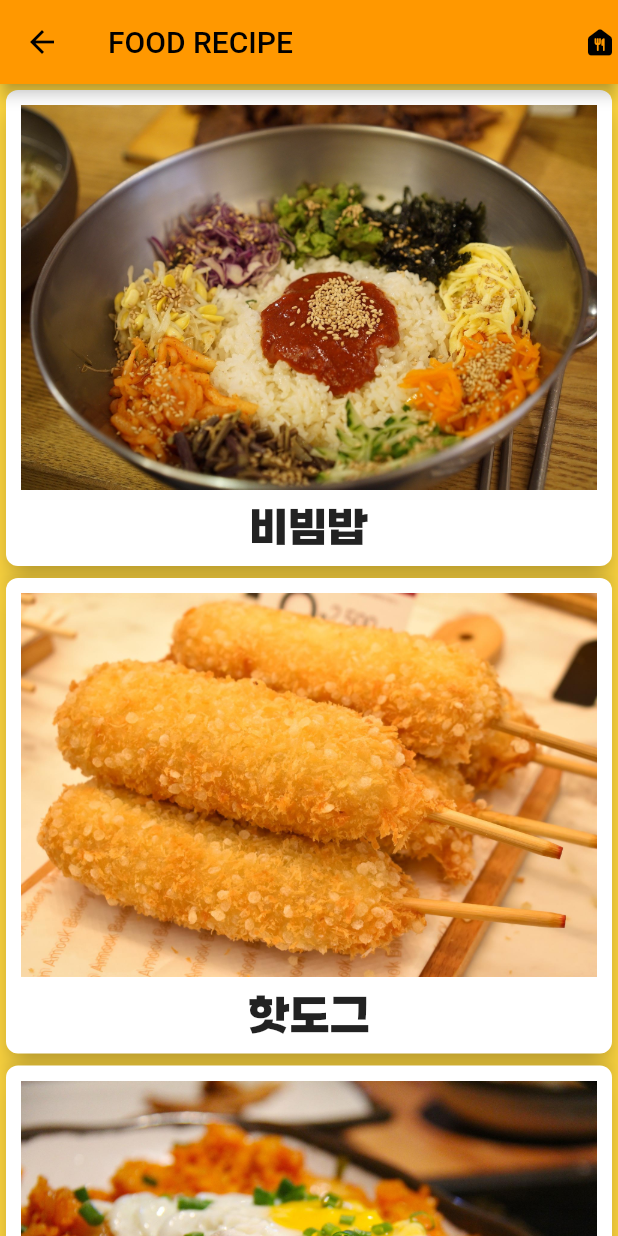
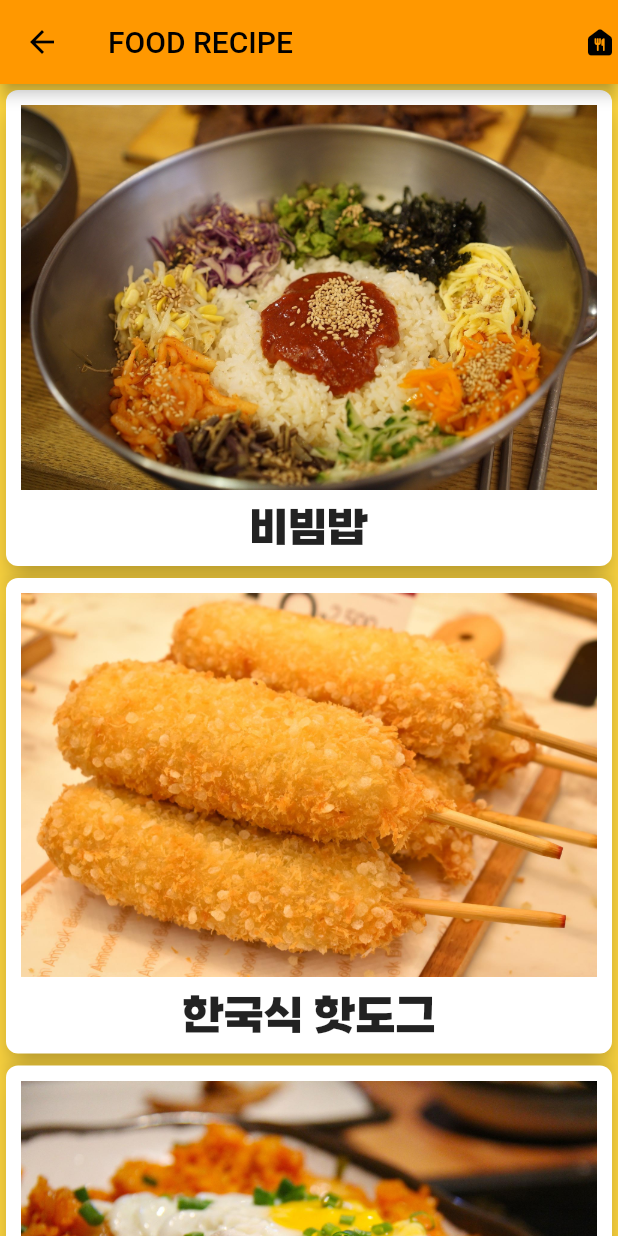
Before and after one commit to JongReulk/food_app, a Flutter app: the FoodMain screen opened directly, on a phone screen of 412 x 824 dp. Run offline on Flutter 3.47's test engine with Material 2 defaults, Android fonts, the phone set to English and light mode, and no system bars; our stand-ins replace youtube_player_flutter.

Commit message:
모든 요리 레시피 및 관련 영상 적용

```diff
--- a/lib/data/recipe.dart
+++ b/lib/data/recipe.dart
@@ -10,8 +10,16 @@ class Recipe {
   List<IngredientsDetail> ingredientsDetail;
   List<Seasoning> seasoning;
   List<Steps> step;
+  Reviews? reviews;
 
-  Recipe(this.label, this.imageUrl, this.people, this.time, this.difficulty, this.foodDetail1,this.foodDetail2, this.youtubeUrl,this.ingredientsDetail, this.seasoning, this.step);
+  Recipe(this.label, this.imageUrl, this.people, this.time, this.difficulty, this.foodDetail1,this.foodDetail2, this.youtubeUrl,this.ingredientsDetail, this.seasoning, this.step, reviews);
+}
+
+class Reviews {
+  int stars;
+  int reviews;
+
+  Reviews(this.stars, this.reviews);
 }
 
 class IngredientsDetail {
@@ -41,23 +49,31 @@ List<Recipe> recipes = [
       [Seasoning('고추장', '2 T'), Seasoning('간장', '2 T'),Seasoning('설탕', '1.5 T'),Seasoning('깨소금', '1 T')],
   [Steps(1, '양파, 당근, 애호박을 채썰어서 준비합니다.'), Steps(2, '비빔밥에 비벼먹을 양념장을 준비합니다. 고추장 2T + 간장 2T + 설탕 1.5T + 깨소금, 참기름 + 식초 1T를 넣고 잘섞어 양념장을 만듭니다.'),
   Steps(3, '먼저 당근을 소금 1꼬집 넣고 색깔이 나게 볶아줍니다.'), Steps(4, '애호박도 소금 1꼬집 넣고 볶아줍니다.'), Steps(5, '양파는 간장 1T 넣고 중불에 볶아줍니다. 꽤 오래 볶아서 단맛이 나게 볶아줍니다.'),
-  Steps(6, '소금 후추로 밑간해 놓은 채썰어준 돼지고기를 볶아줍니다. 익은 돼지고기를 아까 만들어 놓은 양념장과 섞어 줍니다'), Steps(7, '따뜻한 밥 위에 볶아 놓은 야채를 올리고 반숙 계란 후라이, 양념장을 크게 1T 떠 셋팅하면 비빔밥 완성!')]),
-  Recipe('핫도그', 'assets/hotdog.jpg', 1, 10.0, '*기름 주의', '한국을 대표하는 맛', '밥과 여러가지 나물들을 섞어 드셔보세요','sfsfr4Lw_D4',
-      [IngredientsDetail('밥','2 공기'), IngredientsDetail('돼지고기', '100 g'), IngredientsDetail('애호박', '1 / 5 개'), IngredientsDetail('양파', '1 / 2 개'), IngredientsDetail('당근', '1 / 3 개')],
-      [Seasoning('고추장', '2 T'), Seasoning('간장', '2 T'),Seasoning('설탕', '1.5 T'),Seasoning('깨소금', '1 T')],
-      [Steps(1, '양파, 당근, 애호박을 채썰어서 준비합니다.'), Steps(2, '비빔밥에 비벼먹을 양념장을 준비합니다. 고추장 2T + 간장 2T + 설탕 1.5T + 깨소금, 참기름 + 식초 1T를 넣고 잘섞어 양념장을 만듭니다.'),
-        Steps(3, '먼저 당근을 소금 1꼬집 넣고 색깔이 나게 볶아줍니다.'), Steps(4, '애호박도 소금 1꼬집 넣고 볶아줍니다.'), Steps(5, '양파는 간장 1T 넣고 중불에 볶아줍니다. 꽤 오래 볶아서 단맛이 나게 볶아줍니다.'),
-        Steps(6, '소금 후추로 밑간해 놓은 채썰어준 돼지고기를 볶아줍니다. 익은 돼지고기를 아까 만들어 놓은 양념장과 섞어 줍니다'), Steps(7, '따뜻한 밥 위에 볶아 놓은 야채를 올리고 반숙 계란 후라이, 양념장을 크게 1T 떠 셋팅하면 비빔밥 완성!')]),
-  Recipe('김치볶음밥', 'assets/kimchibap.jpg', 2, 15.0, '누구나', '한국을 대표하는 맛', '밥과 여러가지 나물들을 섞어 드셔보세요','sfsfr4Lw_D4',
-      [IngredientsDetail('밥','2 공기'), IngredientsDetail('돼지고기', '100 g'), IngredientsDetail('애호박', '1 / 5 개'), IngredientsDetail('양파', '1 / 2 개'), IngredientsDetail('당근', '1 / 3 개')],
-      [Seasoning('고추장', '2 T'), Seasoning('간장', '2 T'),Seasoning('설탕', '1.5 T'),Seasoning('깨소금', '1 T')],
-      [Steps(1, '양파, 당근, 애호박을 채썰어서 준비합니다.'), Steps(2, '비빔밥에 비벼먹을 양념장을 준비합니다. 고추장 2T + 간장 2T + 설탕 1.5T + 깨소금, 참기름 + 식초 1T를 넣고 잘섞어 양념장을 만듭니다.'),
-        Steps(3, '먼저 당근을 소금 1꼬집 넣고 색깔이 나게 볶아줍니다.'), Steps(4, '애호박도 소금 1꼬집 넣고 볶아줍니다.'), Steps(5, '양파는 간장 1T 넣고 중불에 볶아줍니다. 꽤 오래 볶아서 단맛이 나게 볶아줍니다.'),
-        Steps(6, '소금 후추로 밑간해 놓은 채썰어준 돼지고기를 볶아줍니다. 익은 돼지고기를 아까 만들어 놓은 양념장과 섞어 줍니다'), Steps(7, '따뜻한 밥 위에 볶아 놓은 야채를 올리고 반숙 계란 후라이, 양념장을 크게 1T 떠 셋팅하면 비빔밥 완성!')]),
-  Recipe('감자탕', 'assets/gamjatang.jpg', 2, 50.0, '고수', '한국을 대표하는 맛', '밥과 여러가지 나물들을 섞어 드셔보세요','sfsfr4Lw_D4',
-      [IngredientsDetail('밥','2 공기'), IngredientsDetail('돼지고기', '100 g'), IngredientsDetail('애호박', '1 / 5 개'), IngredientsDetail('양파', '1 / 2 개'), IngredientsDetail('당근', '1 / 3 개')],
-      [Seasoning('고추장', '2 T'), Seasoning('간장', '2 T'),Seasoning('설탕', '1.5 T'),Seasoning('깨소금', '1 T')],
-      [Steps(1, '양파, 당근, 애호박을 채썰어서 준비합니다.'), Steps(2, '비빔밥에 비벼먹을 양념장을 준비합니다. 고추장 2T + 간장 2T + 설탕 1.5T + 깨소금, 참기름 + 식초 1T를 넣고 잘섞어 양념장을 만듭니다.'),
-        Steps(3, '먼저 당근을 소금 1꼬집 넣고 색깔이 나게 볶아줍니다.'), Steps(4, '애호박도 소금 1꼬집 넣고 볶아줍니다.'), Steps(5, '양파는 간장 1T 넣고 중불에 볶아줍니다. 꽤 오래 볶아서 단맛이 나게 볶아줍니다.'),
-        Steps(6, '소금 후추로 밑간해 놓은 채썰어준 돼지고기를 볶아줍니다. 익은 돼지고기를 아까 만들어 놓은 양념장과 섞어 줍니다'), Steps(7, '따뜻한 밥 위에 볶아 놓은 야채를 올리고 반숙 계란 후라이, 양념장을 크게 1T 떠 셋팅하면 비빔밥 완성!')]),
+  Steps(6, '소금 후추로 밑간해 놓은 채썰어준 돼지고기를 볶아줍니다. 익은 돼지고기를 아까 만들어 놓은 양념장과 섞어 줍니다'), Steps(7, '따뜻한 밥 위에 볶아 놓은 야채를 올리고 반숙 계란 후라이, 양념장을 크게 1T 떠 셋팅하면 비빔밥 완성!')],
+  Reviews(3, 142)),
+  Recipe('한국식 핫도그', 'assets/hotdog.jpg', 4, 30.0, '아무나', '한국식 핫도그는 사실 콘도그!', '한국식 핫도그는 사실 정통 핫도그가 아닌 콘도그입니다. 최근에 해외에서도 유행하고 있는 한국식 핫도그를 맛있게 즐겨보세요!','-p7YMtvYvSM',
+      [IngredientsDetail('유기농 통밀','130 g'), IngredientsDetail('비정제 설탕', '30 g'), IngredientsDetail('계란', '1 개'), IngredientsDetail('포토씨유', '20 g'), IngredientsDetail('프랭크햄', '9 개'),
+      IngredientsDetail('기름', '적당량'), IngredientsDetail('옥수수가루', '120 g'), IngredientsDetail('베이킹파우더', '1 ts'), IngredientsDetail('우유', '230 g'),
+        IngredientsDetail('소금', '1 꼬집'), IngredientsDetail('식빵', '3 개'),],
+      [Seasoning('', '')],
+      [Steps(1, '먼저 빵가루를 미리 만들어두어요. 저는 일반 식빵 사다가 커티기에 부드럽게 갈아주었습니다. 그리고 프랑크햄은 뜨거운 물에 가볍게 씻은 뒤, 꼬치를 끼워 준비해주세요.'), Steps(2, '반죽을 만듭니다. 볼에 계란을 풀고 설탕과 소금을 넣고 잘 섞어주세요. 분량의 오일을 넣고 잘 섞은 후, 우유를 넣고 잘 섞어주세요.'),
+        Steps(3, '여기에 통밀과 콘밀, 베이킹 파우더를 체쳐 넣고 잘 섞어주세요. 저는 아이허브에서 구매한 중간굵기의 콘밀을 사용했는데요~ 그냥 사용하면 입자가 씹힐것 같아 곱게 갈아 사용했습니다. 갈았지만 아직 약간의 까슬까슬한 입자가 만져지는 정도로 갈았어요~ 만약 콘밀을 사용하신다면 곱게 갈아 사용하시면 될것 같구요.. 옥수수 가루로 대체하셔도 될것 같아요~'),
+        Steps(4, '완성된 반죽은 약간 걸쭉한 느낌입니다. 실온에 10분 정도 두면 옥수수가루가 불어 좀더 농도가 짙은 반죽으로 변해요. 되직하게 걸쭉한 느낌이면 됩니다. 그러면 길쭉한 컵에 반죽을 적당량 덜어낸 후, 꼬치끼운 프랑크햄을 컵 속으로 쑥 밀어넣습니다. 그리고 빼내면 반죽이 골고루 잘 묻을꺼에요.'),
+        Steps(5, '그 상태 그대로 튀겨도 되지만, 저는 좀더 바삭하게 먹고 싶어서 빵가루를 고루 묻혀주었어요. 그런 후 바삭하고 노릇하게 튀겨내면 됩니다. 반죽이 걸쭉하긴 하지만 흐르는 상태라, 프랑크햄에 반죽을 입힌 후에는 빠르게 움직이시는게 좋아요~ 빵가루를 묻히고 바로 튀겨야 모양을 쉽게 잡을수 있습니다. 그래서 반죽을 묻히기 전에 빵가루도 미리 준비하고, 튀김기름도 미리 불에 올려 준비하면 좀더 수월하게 튀기실수 있어요~'),
+        Steps(6, '튀김은 바로바로 먹는게 제일 맛있습니다~') ], Reviews(3, 2)),
+  Recipe('김치볶음밥', 'assets/kimchibap.jpg', 1, 15.0, '누구나', '백전백승! 실패없는 김치볶음밥', '김치볶음밥은 한국의 대중적인 요리의 하나이자 볶음밥의 일종으로서 김치와 밥을 주재료로 프라이팬 등에서 볶은 요리입니다. 조리하기 편하고 간단하여, 대한민국의 서민 음식점인 분식점에서 거의 대부분 팔고 있는 음식이 되었습니다.','dLTurW0BBDc',
+      [IngredientsDetail('밥','1 공기'), IngredientsDetail('다진양파', '3 T'), IngredientsDetail('다진 김치', '1 / 2 컵'), IngredientsDetail('다진 햄', '3 T')],
+      [Seasoning('설탕', '2 / 3 T'), Seasoning('김칫국물', '2 T'),Seasoning('고추장', '2 / 3 T'),Seasoning('부순 참깨', '1 T') , Seasoning('들기름 또는 참기름', '1 T')],
+      [Steps(1, '밥을 넓은 접시에 펼쳐 뜨거운 김을 날립니다.'), Steps(2, '양념장을 만듭니다.'),
+        Steps(3, '중간 불로 달군 팬에 식용유(2 T)를 두른 뒤 다진 양파와 다진 김치, 다진 햄을 넣고 볶습니다.'), Steps(4, '양념장을 넣고 살짝 더 볶은 뒤 밥을 넣고 고루 간이 배도록 볶아 마무리. Tip – 취향에 따라 달걀프라이와 김가루를 뿌려요.')],
+      Reviews(3, 142)),
+  Recipe('감자탕', 'assets/gamjatang.jpg', 3, 120.0, '중수', '감자탕, 생각보다 너무 쉽고 맛있어요!', '감자탕은 돼지 등뼈(감자)로 국물을 낸 탕(湯)으로, 채소, 파, 붉은 고추, 간 들깨 등이 들어가 매운 맛이 나는 한국의 국물 요리입니다. 전라도 지방에서 유래되어 전국 각지로 전파되었다고 합니다','6hLnQ5c03L8',
+      [IngredientsDetail('돼지등뼈','1.3 kg'), IngredientsDetail('감자', '2 개'), IngredientsDetail('무청', '1 줌'), IngredientsDetail('대파', '1 대'), IngredientsDetail('깻잎', '약간'), IngredientsDetail('물', '적당량')],
+      [Seasoning('고추장', '1 T'), Seasoning('된장', '1 T'), Seasoning('고춧가루', '3 T'),Seasoning('다진마늘', '1 T'), Seasoning('국간장', '1 / 2 T'), Seasoning('액젓', '3 T'), Seasoning('들깨가루', '4~5 T')],
+      [Steps(1, '돼지등뼈는 핏물을 어느정도 제거해주어야 하는데요. 물안에 푹 담궈놓고 두번정도 물갈이 해주고 2시간정도 담궈놨어요'), Steps(2, '핏물이 어느정도 제거된다음 한번 팔팔 끓여주어야해요. 끓는물에 등뼈를 넣어서 한번 푹 삶아주세요'),
+        Steps(3, '무청도 한팩사왔는데 양이 많아서 반정도만 사용했어요. 팩에 들어있는 무청은 한번 씻어주고 살짝 잘라주세요'), Steps(4, '감자도 먹기 좋게 잘라서 준비해주었어요'), Steps(5, '어느정도 삶아낸 등뼈는 고기만 따로 건져내주시구요'),
+        Steps(6, '등뼈를 냄비에 넣고 잠길정도로 물을 넣어주었어요'), Steps(7, '그리고 감자를 넣어주고 나머지 양념을 바로 넣어주세요. 된장 1큰술, 고추장 1큰술, 다진마늘 1큰술, 고춧가루 3큰술,국간장 1/2컵, 액젓 3큰술을 먼저 넣어주었구요'),
+      Steps(8, '대파도 큼직하게 잘라서 넣어주고 무청은 위쪽에 수북이 얹어주세요'), Steps(9, '들깨가루도 넉넉히 5큰술 정도 넣어주고 팔팔 끓여주세요'), Steps(10, '간은 보시면서 쎄다 싶으시면 물을 더 넣어주세요'),
+      Steps(11, '마지막에 깻잎도 넣어주면서 마무리 ~')],
+      Reviews(3, 142)),
 ];
--- a/lib/food_detail.dart
+++ b/lib/food_detail.dart
@@ -175,8 +175,9 @@ class _FoodDetailState extends State<FoodDetail> {
                                 child: Text(
                                   step.step, style: TextStyle(fontFamily: MyfontFamily.GangWonLight, fontWeight: FontWeight.w300, fontSize: 20),
                                 ),
-                              )
+                              ),
                             ],
+                            crossAxisAlignment: CrossAxisAlignment.start,
                           ),
                         );
                       },itemCount: widget.recipes.step.length,),
@@ -198,7 +199,11 @@ class _FoodDetailState extends State<FoodDetail> {
                   return Column(
                     children: [
                       player,
-                      Text('비빔밥 만들기 끝!!',style: informationStyle,),
+                      Padding(
+                        padding: const EdgeInsets.all(10.0),
+                        child: Text(widget.recipes.label+
+                          ' 만들기 끝!!',style: informationStyle,),
+                      ),
                     ],
                   );
                 }),
--- a/lib/food_main.dart
+++ b/lib/food_main.dart
@@ -11,7 +11,20 @@ class FoodMain extends StatefulWidget {
   State<FoodMain> createState() => _FoodMainState();
 }
 
-class _FoodMainState extends State<FoodMain> {
+class _FoodMainState extends State<FoodMain> with SingleTickerProviderStateMixin{
+  late TabController _tabcontroller;
+
+  @override
+  void initState() {
+    super.initState();
+    _tabcontroller = TabController(length: 2, vsync: this);
+  }
+
+  @override
+  void dispose() {
+    super.dispose();
+    _tabcontroller.dispose();
+  }
 
   @override
   Widget build(BuildContext context) {
```
